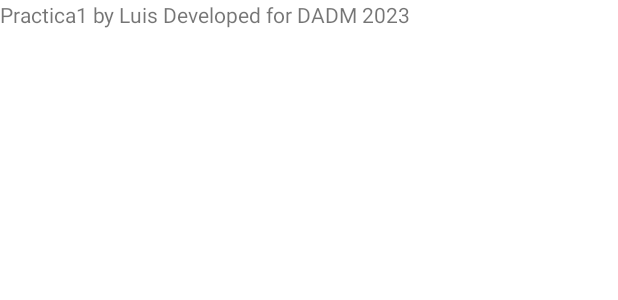
After one commit to LuisNavarroMontes/Practica1, an Android app: the layout fragment_about.xml on its own in the app's theme, with its tools: preview values and no code run, on a phone screen of 412 x 824 dp. The commit adds this screen. Shown: the top 300 px of the screen. Run offline under Robolectric (Android 15) with nearby library versions, the phone set to English and light mode, and no system bars.

Commit message:
Paso 6 casi acabado

```diff
--- a/app/src/main/java/com/lnavmon/practica1/iu/abort/AboutDialogFragment.kt
+++ b/app/src/main/java/com/lnavmon/practica1/iu/abort/AboutDialogFragment.kt
@@ -3,5 +3,5 @@ package com.lnavmon.practica1.iu.abort
 import androidx.fragment.app.DialogFragment
 import com.lnavmon.practica1.R
 
-class AboutDialogFragment:DialogFragment(R.layout.fragment_abort) {
+class AboutDialogFragment:DialogFragment(R.layout.fragment_about) {
 }
--- /dev/null
+++ b/app/src/main/res/layout/fragment_about.xml
@@ -0,0 +1,25 @@
+<?xml version="1.0" encoding="utf-8"?>
+<ScrollView xmlns:android="http://schemas.android.com/apk/res/android"
+    xmlns:app="http://schemas.android.com/apk/res-auto"
+    xmlns:tools="http://schemas.android.com/tools"
+    android:layout_width="wrap_content"
+    android:layout_height="wrap_content">
+    <androidx.constraintlayout.widget.ConstraintLayout
+        android:layout_width="wrap_content"
+        android:layout_height="wrap_content">
+
+        <TextView
+            android:id="@+id/textView"
+            android:layout_width="match_parent"
+            android:layout_height="match_parent"
+            android:text="@string/practica1_by_luis_developed_for_dadm_2023"
+            app:layout_constraintBottom_toBottomOf="parent"
+            app:layout_constraintEnd_toEndOf="parent"
+            app:layout_constraintHorizontal_bias="1.0"
+            app:layout_constraintStart_toStartOf="parent"
+            app:layout_constraintTop_toTopOf="parent"
+            app:layout_constraintVertical_bias="0.0" />
+</androidx.constraintlayout.widget.ConstraintLayout>
+
+
+</ScrollView>
--- a/app/src/main/res/values/strings.xml
+++ b/app/src/main/res/values/strings.xml
@@ -4,4 +4,6 @@
     <string name="favourite_quotation">Favourite quotation</string>
     <string name="settings">Settings</string>
     <string name="abort">Abort</string>
+    <string name="about">About</string>
+    <string name="practica1_by_luis_developed_for_dadm_2023">Practica1 by Luis Developed for DADM 2023</string>
 </resources>
```
Also changed, not shown: app/src/main/java/com/lnavmon/practica1/iu/MainActivity.kt (+23 -1 lines), app/src/main/res/layout-land/activity_main.xml (renamed from app/src/main/res/layout/activity_main.xml, +10 -8 lines), app/src/main/res/layout/fragment_abort.xml (deleted, +0 -17 lines), app/src/main/res/menu/menu_about.xml (added, +9 -0 lines).
